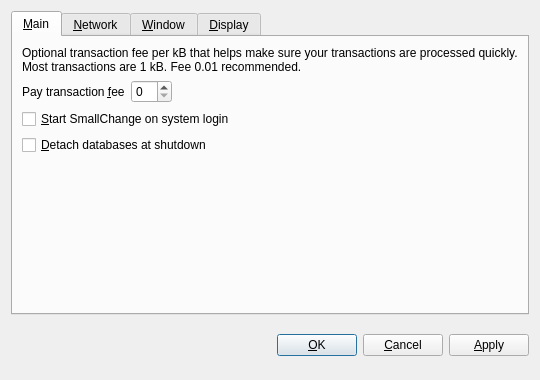
Old version of the form src/qt/forms/optionsdialog.ui in the repository MikeG73/x.
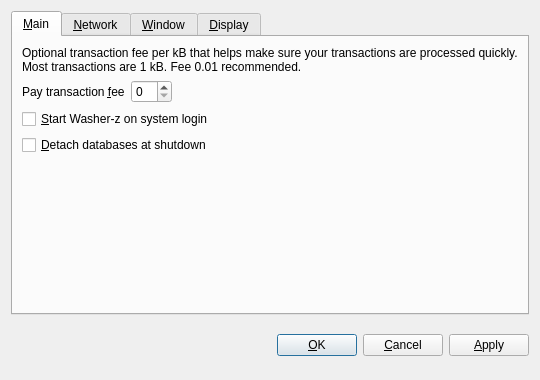
New version of the form. The open tabs and pages were chosen to show the change. Custom widgets are drawn as their Qt base class.

Patch:
```diff
--- a/src/qt/forms/optionsdialog.ui
+++ b/src/qt/forms/optionsdialog.ui
@@ -82,7 +82,7 @@
           <string>Automatically start SmallChange after logging in to the system.</string>
          </property>
          <property name="text">
-          <string>&amp;Start SmallChange on system login</string>
+          <string>&amp;Start Washer-z on system login</string>
          </property>
         </widget>
        </item>
```
Left out of the diff: 10 changed lines with no effect on the pictures.
